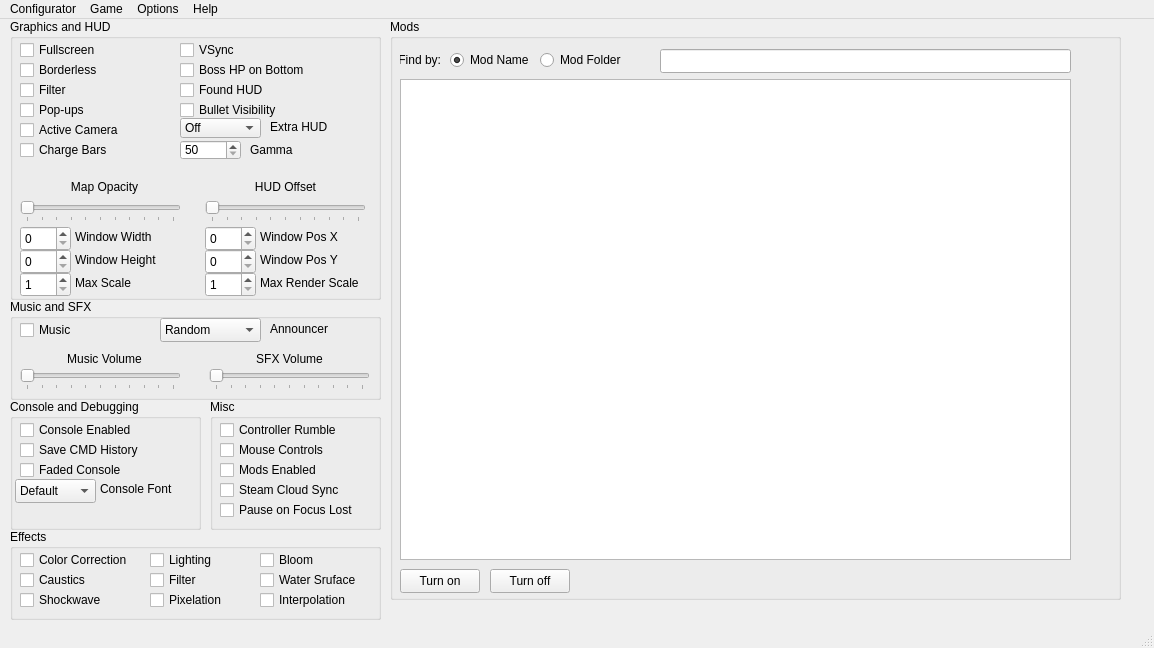
First picture: the form in mainwindow.ui, repository BrakeDude/IsaacConfigurator, before the edit.
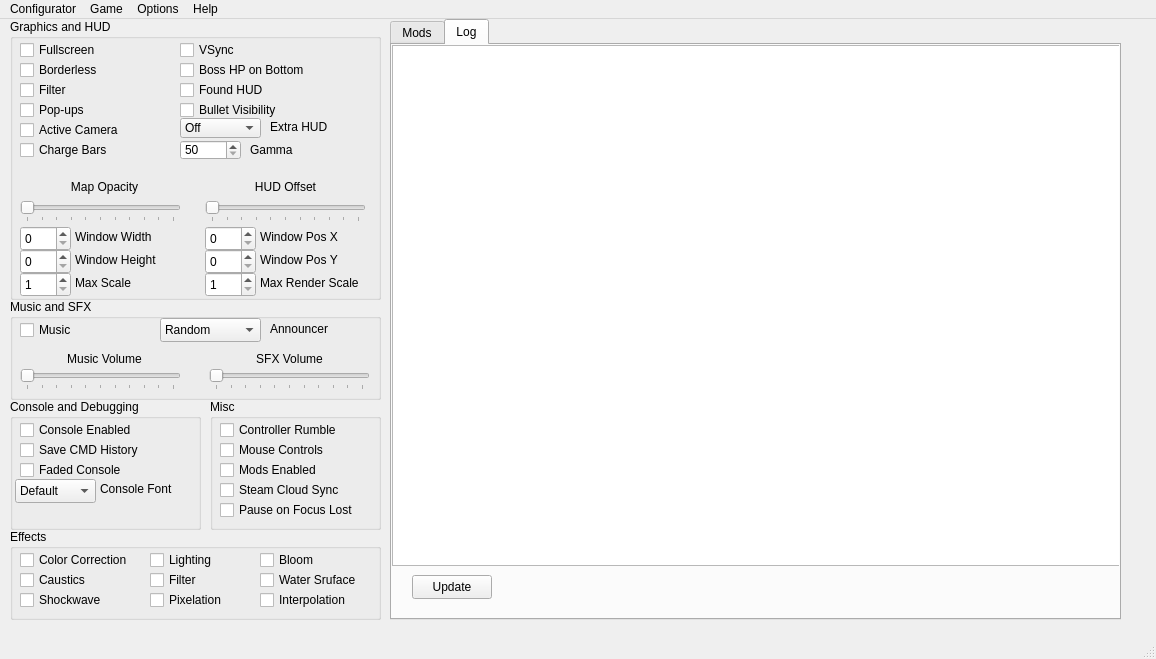
Second picture: the form after the edit. The open tabs and pages were chosen to show the change. Icons and pictures are not drawn.

```diff
--- a/mainwindow.ui
+++ b/mainwindow.ui
@@ -6,8 +6,8 @@
    <rect>
     <x>0</x>
     <y>0</y>
-    <width>1154</width>
-    <height>648</height>
+    <width>1156</width>
+    <height>659</height>
    </rect>
   </property>
   <property name="minimumSize">
@@ -909,23 +909,27 @@
      </property>
     </widget>
    </widget>
-   <widget class="QGroupBox" name="groupModsBox">
+   <widget class="QTabWidget" name="tabBox">
     <property name="geometry">
      <rect>
       <x>390</x>
       <y>0</y>
       <width>731</width>
-      <height>581</height>
+      <height>601</height>
      </rect>
     </property>
-    <property name="title">
+    <property name="currentIndex">
+     <number>0</number>
+    </property>
+    <widget class="QWidget" name="groupModsBox">
+     <attribute name="title">
      <string>Mods</string>
-    </property>
+     </attribute>
     <widget class="QPushButton" name="deactivateButton">
      <property name="geometry">
       <rect>
        <x>100</x>
-       <y>550</y>
+        <y>540</y>
        <width>80</width>
        <height>24</height>
       </rect>
@@ -938,7 +942,7 @@
      <property name="geometry">
       <rect>
        <x>10</x>
-       <y>550</y>
+        <y>540</y>
        <width>80</width>
        <height>24</height>
       </rect>
@@ -951,7 +955,7 @@
      <property name="geometry">
       <rect>
        <x>10</x>
-       <y>60</y>
+        <y>40</y>
        <width>671</width>
        <height>481</height>
       </rect>
@@ -961,7 +965,7 @@
      <property name="geometry">
       <rect>
        <x>270</x>
-       <y>30</y>
+        <y>10</y>
        <width>411</width>
        <height>24</height>
       </rect>
@@ -971,7 +975,7 @@
      <property name="geometry">
       <rect>
        <x>60</x>
-       <y>30</y>
+        <y>10</y>
        <width>81</width>
        <height>22</height>
       </rect>
@@ -990,7 +994,7 @@
      <property name="geometry">
       <rect>
        <x>150</x>
-       <y>30</y>
+        <y>10</y>
        <width>81</width>
        <height>22</height>
       </rect>
@@ -1006,7 +1010,7 @@
      <property name="geometry">
       <rect>
        <x>10</x>
-       <y>30</y>
+        <y>10</y>
        <width>41</width>
        <height>21</height>
       </rect>
@@ -1019,6 +1023,35 @@
      </property>
     </widget>
    </widget>
+    <widget class="QWidget" name="tab">
+     <attribute name="title">
+      <string>Log</string>
+     </attribute>
+     <widget class="QTextBrowser" name="logBrowser">
+      <property name="geometry">
+       <rect>
+        <x>0</x>
+        <y>0</y>
+        <width>731</width>
+        <height>521</height>
+       </rect>
+      </property>
+     </widget>
+     <widget class="QPushButton" name="updateLogButton">
+      <property name="geometry">
+       <rect>
+        <x>20</x>
+        <y>530</y>
+        <width>80</width>
+        <height>24</height>
+       </rect>
+      </property>
+      <property name="text">
+       <string>Update</string>
+      </property>
+     </widget>
+    </widget>
+   </widget>
    <widget class="QGroupBox" name="groupBox_Effects">
     <property name="geometry">
      <rect>
@@ -1160,7 +1193,7 @@
     <rect>
      <x>0</x>
      <y>0</y>
-     <width>1154</width>
+     <width>1156</width>
      <height>21</height>
     </rect>
    </property>
```
Lines whose indentation alone changed are shown as unchanged.
